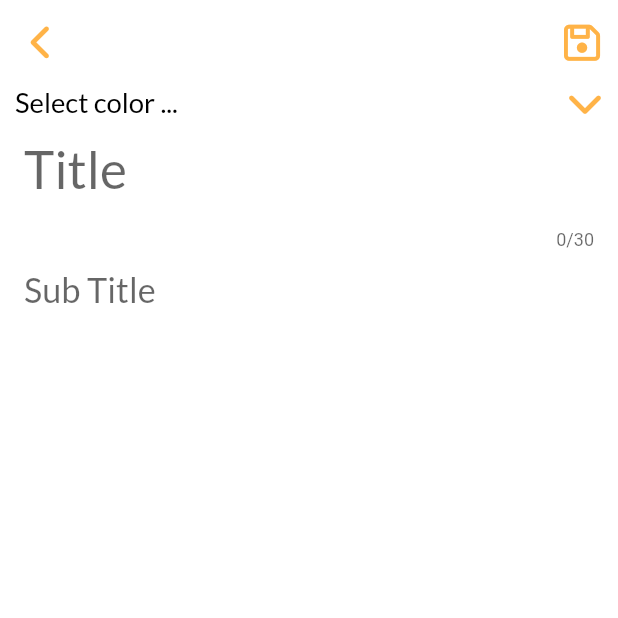
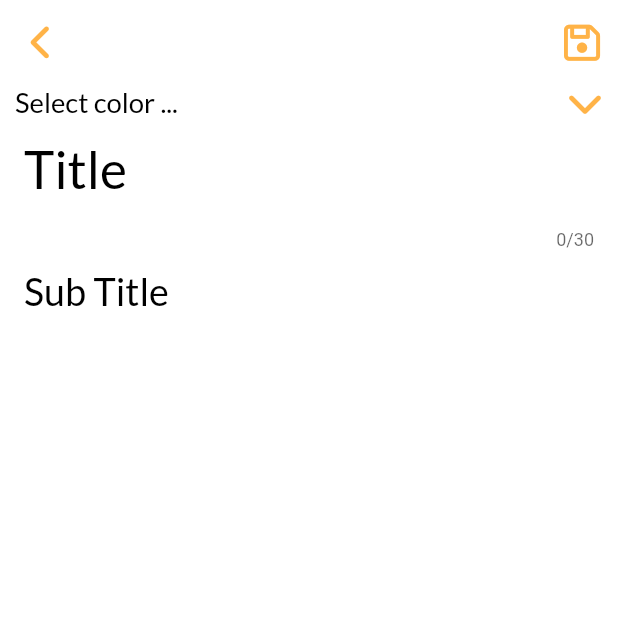
Before and after one commit to elsankary99/firebase-notes, a Flutter app: the AddNotePage screen opened by its route, on a phone screen of 412 x 824 dp, the top half of it. Run offline on Flutter 3.47's test engine with Material 2 defaults, Android fonts, the phone set to English and light mode, and no system bars; our stand-ins replace auto_route, cloud_firestore, dot_navigation_bar, firebase_auth, firebase_core, flutter_riverpod and 5 more; missing offline and left inert: google_mlkit_text_recognition; accounts and stored records are empty.

Commit message:
change theme part 3

```diff
--- a/lib/view/Home/help/resetpassword_page.dart
+++ b/lib/view/Home/help/resetpassword_page.dart
@@ -34,7 +34,6 @@ class ResetPasswordPage extends ConsumerWidget {
       },
     );
     return Scaffold(
-      backgroundColor: Colors.white,
       appBar: AppBar(
         backgroundColor: Colors.transparent,
         elevation: 0,
@@ -56,7 +55,7 @@ class ResetPasswordPage extends ConsumerWidget {
               Text(
                 "Reset Your Password",
                 textAlign: TextAlign.center,
-                style: AppTextStyle.lato400Style24,
+                style: Theme.of(context).textTheme.labelMedium,
               ),
               SizedBox(height: context.height * 0.05),
               CustomResetPasswordField(
@@ -111,7 +110,7 @@ class ResetPasswordPage extends ConsumerWidget {
                       : Text(
                           "Reset Password",
                           style: AppTextStyle.lato700Style14
-                              .copyWith(color: Colors.white),
+                              .copyWith(color: Theme.of(context).canvasColor),
                         ),
                 ),
               ),
--- a/lib/view/widget/auth_widget/custom_password_form_field.dart
+++ b/lib/view/widget/auth_widget/custom_password_form_field.dart
@@ -20,6 +20,7 @@ class _CustomPasswordFormFieldState extends State<CustomPasswordFormField> {
   @override
   Widget build(BuildContext context) {
     return TextFormField(
+      style: Theme.of(context).textTheme.titleSmall,
       onChanged: widget.onChanged,
       validator: (value) {
         if (value!.trim().isEmpty) {
@@ -44,6 +45,7 @@ class _CustomPasswordFormFieldState extends State<CustomPasswordFormField> {
           focusedBorder: const OutlineInputBorder(
               borderSide: BorderSide(color: AppColors.orange, width: 1.5)),
           hintText: AppStrings.password,
+          hintStyle: Theme.of(context).textTheme.titleSmall,
           prefixIcon: const Icon(Icons.lock),
           border: const OutlineInputBorder()),
     );
--- a/lib/view/widget/auth_widget/custom_text_form_field.dart
+++ b/lib/view/widget/auth_widget/custom_text_form_field.dart
@@ -11,6 +11,7 @@ class CustomTextFormField extends StatelessWidget {
   @override
   Widget build(BuildContext context) {
     return TextFormField(
+      style: Theme.of(context).textTheme.titleSmall,
       onChanged: onChanged,
       validator: (value) {
         if (value!.trim().isEmpty) {
@@ -24,6 +25,7 @@ class CustomTextFormField extends StatelessWidget {
           focusedBorder: const OutlineInputBorder(
               borderSide: BorderSide(color: AppColors.orange, width: 1.5)),
           hintText: hint,
+          hintStyle: Theme.of(context).textTheme.titleSmall,
           prefixIcon: Icon(icon),
           border: OutlineInputBorder(borderRadius: BorderRadius.circular(5))),
     );
--- a/lib/view/widget/auth_widget/welcome_text.dart
+++ b/lib/view/widget/auth_widget/welcome_text.dart
@@ -1,6 +1,6 @@
-import 'package:fb_note/core/constant/app_text_style.dart';
 import 'package:fb_note/core/extension/media_query.dart';
 import 'package:flutter/material.dart';
+import 'package:flutter_screenutil/flutter_screenutil.dart';
 
 class WelcomeText extends StatelessWidget {
   final String title1;
@@ -18,7 +18,8 @@ class WelcomeText extends StatelessWidget {
       children: [
         Text(
           title1,
-          style: AppTextStyle.lato700Style18,
+          style:
+              Theme.of(context).textTheme.labelLarge!.copyWith(fontSize: 18.sp),
         ),
         SizedBox(height: context.height * 0.01),
         Text(title2, style: Theme.of(context).textTheme.titleSmall),
--- a/lib/view/widget/home_widget/add_note_fields.dart
+++ b/lib/view/widget/home_widget/add_note_fields.dart
@@ -1,7 +1,7 @@
 import 'package:fb_note/provider/home_provider/note_provider/notes_provider.dart';
 import 'package:flutter_riverpod/flutter_riverpod.dart';
-import 'package:fb_note/core/constant/app_text_style.dart';
 import 'package:flutter/material.dart';
+import 'package:flutter_screenutil/flutter_screenutil.dart';
 
 class AddNoteFelids extends ConsumerWidget {
   final String? subtitle;
@@ -27,9 +27,17 @@ class AddNoteFelids extends ConsumerWidget {
                   provider.title = title!.trim();
                 },
                 maxLength: 30,
-                style: AppTextStyle.lato500Style34,
-                decoration: const InputDecoration(
-                    border: InputBorder.none, hintText: "Title")),
+                style: Theme.of(context)
+                    .textTheme
+                    .labelMedium!
+                    .copyWith(fontSize: 30.sp),
+                decoration: InputDecoration(
+                    border: InputBorder.none,
+                    hintText: "Title",
+                    hintStyle: Theme.of(context)
+                        .textTheme
+                        .labelMedium!
+                        .copyWith(fontSize: 30.sp))),
             TextFormField(
                 validator: (value) {
                   if (value!.trim().isEmpty) {
@@ -43,10 +51,12 @@ class AddNoteFelids extends ConsumerWidget {
                 onSaved: (subTitle) {
                   provider.subTitle = subTitle!.trim();
                 },
-                style: AppTextStyle.lato500Style24,
+                style: Theme.of(context).textTheme.labelMedium,
                 maxLines: null,
-                decoration: const InputDecoration(
-                    border: InputBorder.none, hintText: "Sub Title")),
+                decoration: InputDecoration(
+                    border: InputBorder.none,
+                    hintText: "Sub Title",
+                    hintStyle: Theme.of(context).textTheme.labelMedium)),
           ],
         ),
       ),
--- a/lib/view/widget/home_widget/clear_iamge_button.dart
+++ b/lib/view/widget/home_widget/clear_iamge_button.dart
@@ -11,13 +11,13 @@ class ClearImageButton extends StatelessWidget {
     return ElevatedButton(
         onPressed: onPressed,
         style: ElevatedButton.styleFrom(
-            backgroundColor: Colors.white,
+            backgroundColor: Theme.of(context).canvasColor,
             shape: RoundedRectangleBorder(
                 borderRadius: BorderRadius.circular(100),
-                side: const BorderSide(color: Colors.black))),
+                side: const BorderSide(color: Colors.grey))),
         child: Text(
           AppStrings.clearImage,
-          style: AppTextStyle.lato400Style18,
+          style: AppTextStyle.lato400Style18.copyWith(color: Colors.grey),
         ));
   }
 }
--- a/lib/view/widget/home_widget/custom_reset_pass_field.dart
+++ b/lib/view/widget/home_widget/custom_reset_pass_field.dart
@@ -23,6 +23,7 @@ class _CustomResetPasswordFieldState extends State<CustomResetPasswordField> {
   @override
   Widget build(BuildContext context) {
     return TextFormField(
+      style: Theme.of(context).textTheme.titleSmall,
       onChanged: widget.onChanged,
       validator: widget.validator,
       obscureText: hide,
@@ -42,6 +43,7 @@ class _CustomResetPasswordFieldState extends State<CustomResetPasswordField> {
           focusedBorder: const OutlineInputBorder(
               borderSide: BorderSide(color: AppColors.orange, width: 1.5)),
           hintText: widget.hint,
+          hintStyle: Theme.of(context).textTheme.titleSmall,
           prefixIcon: const Icon(Icons.lock),
           border: const OutlineInputBorder()),
     );
--- a/lib/view/widget/home_widget/pick_note_color.dart
+++ b/lib/view/widget/home_widget/pick_note_color.dart
@@ -1,5 +1,4 @@
 import 'package:fb_note/core/constant/app-colors.dart';
-import 'package:fb_note/core/constant/app_text_style.dart';
 import 'package:fb_note/core/extension/media_query.dart';
 import 'package:fb_note/provider/home_provider/note_provider/notes_provider.dart';
 import 'package:flutter/material.dart';
@@ -75,7 +74,7 @@ class _PickNoteColorState extends ConsumerState<PickNoteColor> {
                 children: [
                   Text(
                     "Select color ...",
-                    style: AppTextStyle.lato400Style18,
+                    style: Theme.of(context).textTheme.bodyMedium,
                   ),
                   Icon(
                     open
```
Also changed, not shown: lib/core/theme/app_theme.dart (+4 -5 lines), lib/core/widget/custom_dialog.dart (+7 -5 lines), lib/view/widget/home_widget/edit_note_validator.dart (+9 -4 lines).
